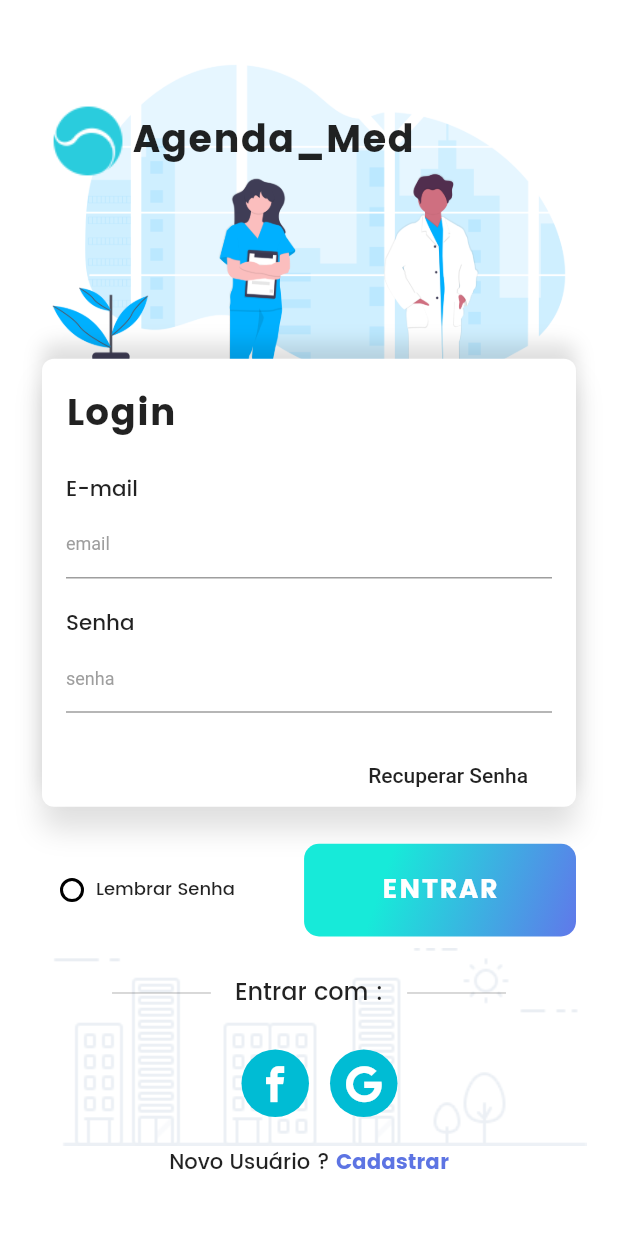
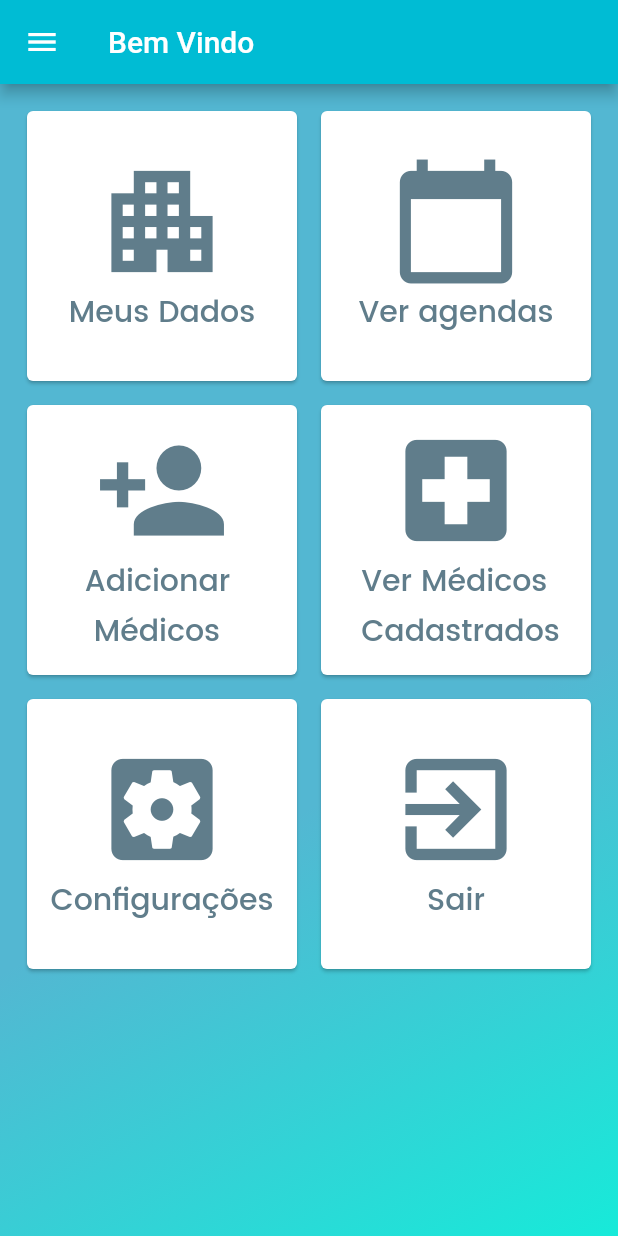
Before and after one commit to AlexandreTertuliano/Aplicativo_TCC, a Flutter app: the screen it shows after launch, after a tap on "ENTRAR", on a phone screen of 412 x 824 dp. Run offline on Flutter 3.47's test engine with Material 2 defaults, Android fonts, the phone set to English and light mode, and no system bars; our stand-ins replace flutter_screenutil; network calls fail.

Commit message:
Drawer e menu inicial

```diff
--- /dev/null
+++ b/lib/TelaInicialClinica/tela_inicial_clinica.dart
@@ -0,0 +1,190 @@
+import 'package:MedAgenda/main__drawer_clinica.dart';
+import 'package:MedAgenda/main_drawer_paciente.dart';
+import 'package:flutter/material.dart';
+
+class TelaInicialClinica extends StatefulWidget {
+  @override
+  _TelaInicialClinica createState() => _TelaInicialClinica();
+}
+
+class _TelaInicialClinica extends State<TelaInicialClinica> {
+  @override
+  Widget build(BuildContext context) {
+    return Scaffold(
+      appBar: new AppBar(
+        title: Text("Bem Vindo"),
+        backgroundColor: Colors.cyan,
+      ),
+      drawer: MainDrawerClinica(),
+      body: Container(
+        decoration: BoxDecoration(
+          gradient: LinearGradient(
+            begin: Alignment.topLeft,
+            end: Alignment.bottomRight,
+            stops: [0.6, 1],
+            colors: [
+              Color(0xFF53b7d2),
+              Color(0xFF17ead9),
+            ],
+          ),
+        ),
+        padding: EdgeInsets.all(10.0),
+        child: GridView.count(
+          crossAxisCount: 2,
+          children: <Widget>[
+            Card(
+              margin: EdgeInsets.all(8.0),
+              child: InkWell(
+                  onTap: () {},
+                  splashColor: Colors.cyan,
+                  child: Center(
+                    child: Column(
+                      mainAxisSize: MainAxisSize.min,
+                      children: <Widget>[
+                        Icon(
+                          Icons.apartment,
+                          color: Colors.blueGrey,
+                          size: 90.0,
+                        ),
+                        Text(
+                          "Meus Dados",
+                          style: TextStyle(
+                              color: Colors.blueGrey,
+                              fontSize: 20,
+                              fontFamily: "Poppins-Medium"),
+                        )
+                      ],
+                    ),
+                  )),
+            ),
+            Card(
+              margin: EdgeInsets.all(8.0),
+              child: InkWell(
+                  onTap: () {},
+                  splashColor: Colors.cyan,
+                  child: Center(
+                    child: Column(
+                      mainAxisSize: MainAxisSize.min,
+                      children: <Widget>[
+                        Icon(
+                          Icons.calendar_today,
+                          color: Colors.blueGrey,
+                          size: 90.0,
+                        ),
+                        Text(
+                          "Ver agendas",
+                          style: TextStyle(
+                              color: Colors.blueGrey,
+                              fontSize: 20,
+                              fontFamily: "Poppins-Medium"),
+                        )
+                      ],
+                    ),
+                  )),
+            ),
+            Card(
+              margin: EdgeInsets.all(8.0),
+              child: InkWell(
+                  onTap: () {},
+                  splashColor: Colors.cyan,
+                  child: Center(
+                    child: Column(
+                      mainAxisSize: MainAxisSize.min,
+                      children: <Widget>[
+                        Icon(
+                          Icons.person_add,
+                          color: Colors.blueGrey,
+                          size: 90.0,
+                        ),
+                        Text(
+                          "Adicionar \n Médicos",
+                          style: TextStyle(
+                              color: Colors.blueGrey,
+                              fontSize: 20,
+                              fontFamily: "Poppins-Medium"),
+                        ),
+                      ],
+                    ),
+                  )),
+            ),
+            Card(
+              margin: EdgeInsets.all(8.0),
+              child: InkWell(
+                  onTap: () {},
+                  splashColor: Colors.cyan,
+                  child: Center(
+                    child: Column(
+                      mainAxisSize: MainAxisSize.min,
+                      children: <Widget>[
+                        Icon(
+                          Icons.local_hospital,
+                          color: Colors.blueGrey,
+                          size: 90.0,
+                        ),
+                        Text(
+                          " Ver Médicos\n Cadastrados",
+                          style: TextStyle(
+                              color: Colors.blueGrey,
+                              fontSize: 20,
+                              fontFamily: "Poppins-Medium"),
+                        )
+                      ],
+                    ),
+                  )),
+            ),
+            Card(
+              margin: EdgeInsets.all(8.0),
+              child: InkWell(
+                  onTap: () {},
+                  splashColor: Colors.cyan,
+                  child: Center(
+                    child: Column(
+                      mainAxisSize: MainAxisSize.min,
+                      children: <Widget>[
+                        Icon(
+                          Icons.settings_applications,
+                          color: Colors.blueGrey,
+                          size: 90.0,
+                        ),
+                        Text(
+                          "Configurações",
+                          style: TextStyle(
+                              color: Colors.blueGrey,
+                              fontSize: 20,
+                              fontFamily: "Poppins-Medium"),
+                        )
+                      ],
+                    ),
+                  )),
+            ),
+            Card(
+              margin: EdgeInsets.all(8.0),
+              child: InkWell(
+                  onTap: () {},
+                  splashColor: Colors.cyan,
+                  child: Center(
+                    child: Column(
+                      mainAxisSize: MainAxisSize.min,
+                      children: <Widget>[
+                        Icon(
+                          Icons.exit_to_app,
+                          color: Colors.blueGrey,
+                          size: 90.0,
+                        ),
+                        Text(
+                          "Sair",
+                          style: TextStyle(
+                              color: Colors.blueGrey,
+                              fontSize: 20,
+                              fontFamily: "Poppins-Medium"),
+                        )
+                      ],
+                    ),
+                  )),
+            )
+          ],
+        ),
+      ),
+    );
+  }
+}
--- a/lib/main.dart
+++ b/lib/main.dart
@@ -1,4 +1,6 @@
 import 'package:MedAgenda/Splash/Splash.dart';
+import 'package:MedAgenda/TelaInicialClinica/tela_inicial_clinica.dart';
+import 'package:MedAgenda/TelaInicialPaciente/tela_inicial_paciente.dart';
 import 'package:flutter/material.dart';
 import 'package:flutter_screenutil/flutter_screenutil.dart';
 import 'Widgets/FormCard.dart';
@@ -141,7 +143,14 @@ class _MyAppState extends State<MyApp> {
                           child: Material(
                             color: Colors.transparent,
                             child: InkWell(
-                              onTap: () {},
+                              onTap: () {
+                                Navigator.push(
+                                  context,
+                                  MaterialPageRoute(
+                                    builder: (context) => TelaInicialClinica(),
+                                  ),
+                                );
+                              },
                               child: Center(
                                 child: Text("ENTRAR",
                                     style: TextStyle(
```
Also changed, not shown: lib/TelaInicialPaciente/tela_inicial_paciente.dart (added, +185 -0 lines), lib/main__drawer_clinica.dart (added, +126 -0 lines), lib/main_drawer_paciente.dart (added, +116 -0 lines).
